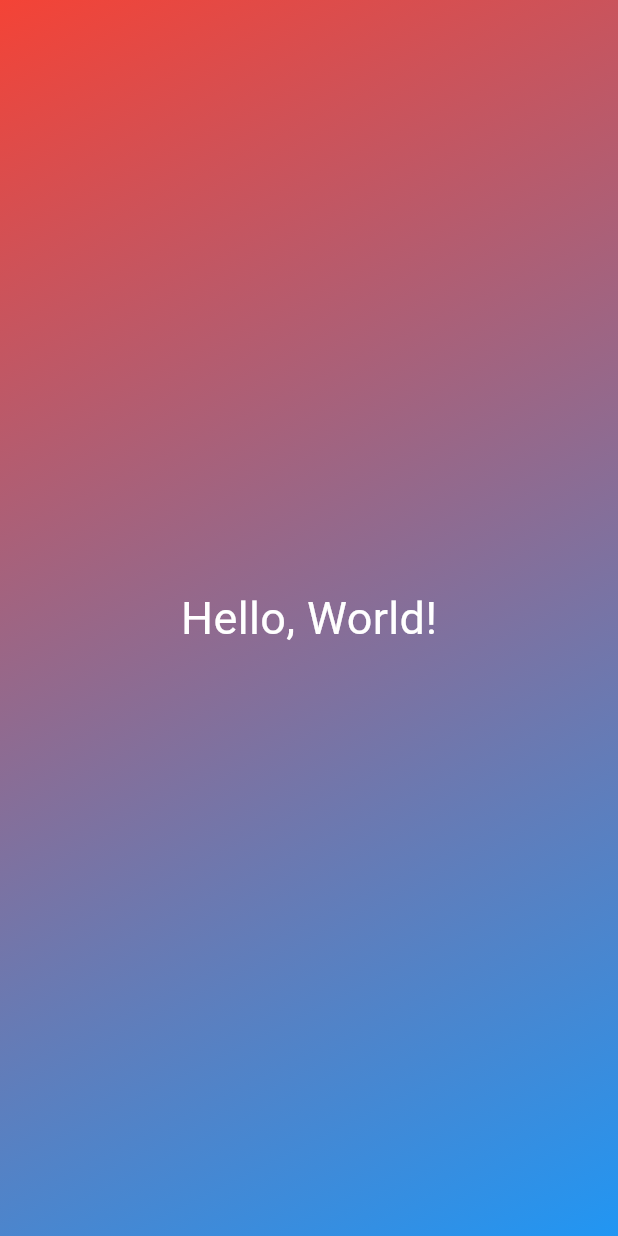
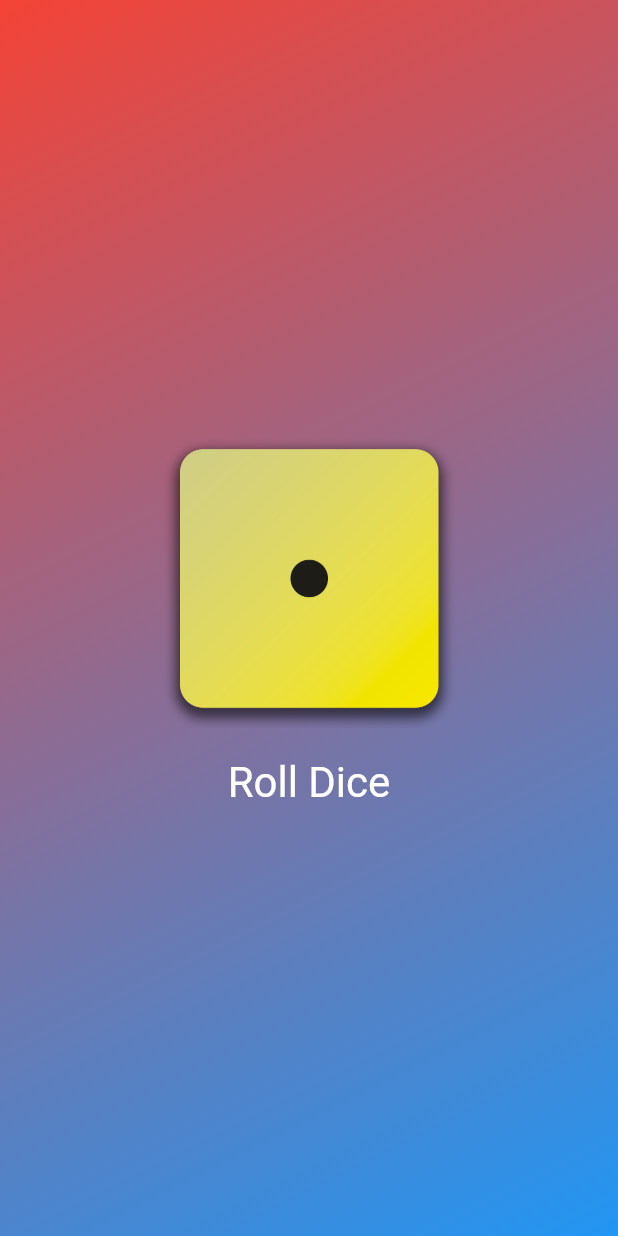
Before and after one commit to jefflueck/first_app, a Flutter app: the screen it shows after launch, on a phone screen of 412 x 824 dp. Run offline on Flutter 3.47's test engine with Material 3 defaults, Android fonts, the phone set to English and light mode, and no system bars.

Commit message:
added dart:math to make our custom widget generate a random number, to then pull a random dice img when user clicks roll dice method. App complete

```diff
--- /dev/null
+++ b/lib/dice_roller.dart
@@ -0,0 +1,41 @@
+import 'package:flutter/material.dart';
+import 'dart:math';
+
+final randomizer = Random();
+
+class DiceRoller extends StatefulWidget {
+  const DiceRoller({super.key});
+  @override
+  State<DiceRoller> createState() {
+    return _DiceRollerState();
+  }
+}
+
+class _DiceRollerState extends State<DiceRoller> {
+  var currentDiceRole = 1;
+
+  void rollDice() {
+    setState(() {
+      currentDiceRole = randomizer.nextInt(6) + 1;
+    });
+  }
+
+  @override
+  Widget build(context) {
+    return Column(
+      mainAxisSize: MainAxisSize.min,
+      children: [
+        Image.asset('assets/images/dice-$currentDiceRole.png', width: 200),
+        TextButton(
+          onPressed: rollDice,
+          style: TextButton.styleFrom(
+            padding: const EdgeInsets.only(top: 20),
+            foregroundColor: Colors.white,
+            textStyle: const TextStyle(fontSize: 28),
+          ),
+          child: const Text('Roll Dice'),
+        ),
+      ],
+    );
+  }
+}
--- a/lib/gradient_container.dart
+++ b/lib/gradient_container.dart
@@ -1,30 +1,8 @@
-import 'package:first_app/styled_text.dart';
 import 'package:flutter/material.dart';
+import 'package:first_app/dice_roller.dart';
 
 const endAlignment = Alignment.bottomRight;
 const beginAlignment = Alignment.topLeft;
-
-//  * This one way to break out the colors into a separate class
-// class GradientContainer extends StatelessWidget {
-// const GradientContainer({super.key, required this.colors});
-
-// final List<Color> colors;
-
-// @override
-// Widget build(context) {
-//   return Container(
-//     decoration: BoxDecoration(
-//       gradient: LinearGradient(
-//         colors: colors,
-//         begin: beginAlignment,
-//         end: endAlignment,
-//       ),
-//     ),
-//     child: const Center(
-//       child: StyledText('Hello, World!'),
-//     ),
-//   );
-// }
 
 //  * This is another way to break out the colors into a separate class
 class GradientContainer extends StatelessWidget {
@@ -44,7 +22,9 @@ class GradientContainer extends StatelessWidget {
         ),
       ),
       child: const Center(
-        child: StyledText('Hello, World!'),
+        child: DiceRoller(
+          key: Key('dice-roller'),
+        ),
       ),
     );
   }
```
Also changed, not shown: pubspec.yaml (+8 -7 lines), assets/images/dice-1.png (added), assets/images/dice-2.png (added), assets/images/dice-3.png (added), assets/images/dice-4.png (added), assets/images/dice-5.png (added), assets/images/dice-6.png (added).
